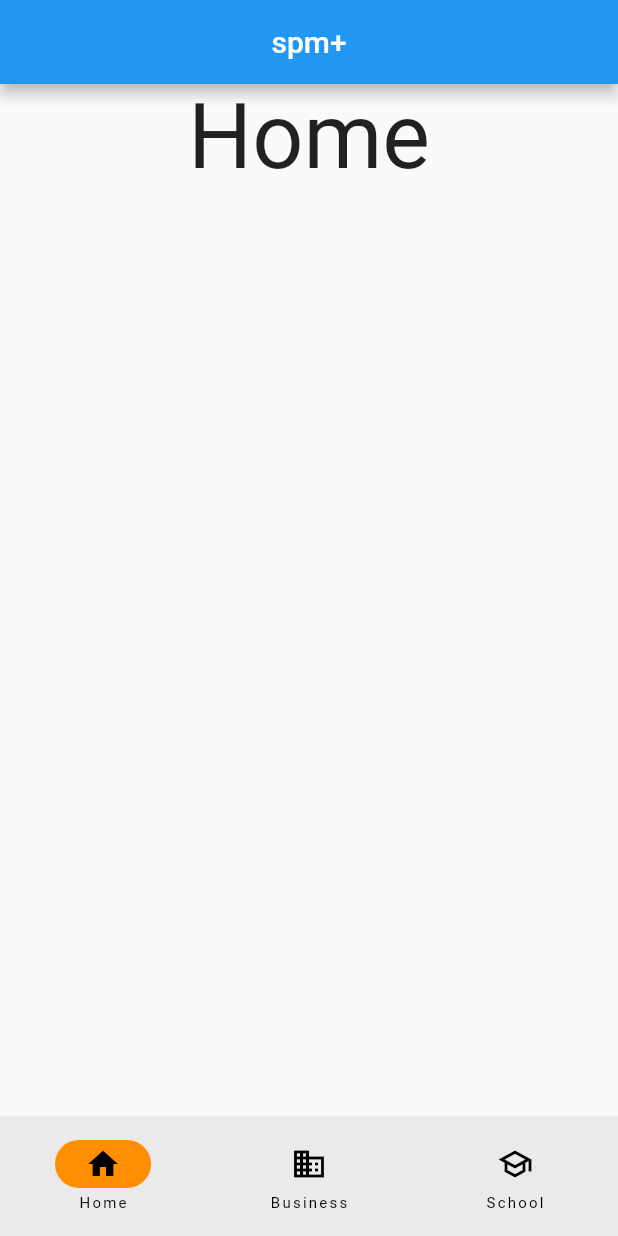
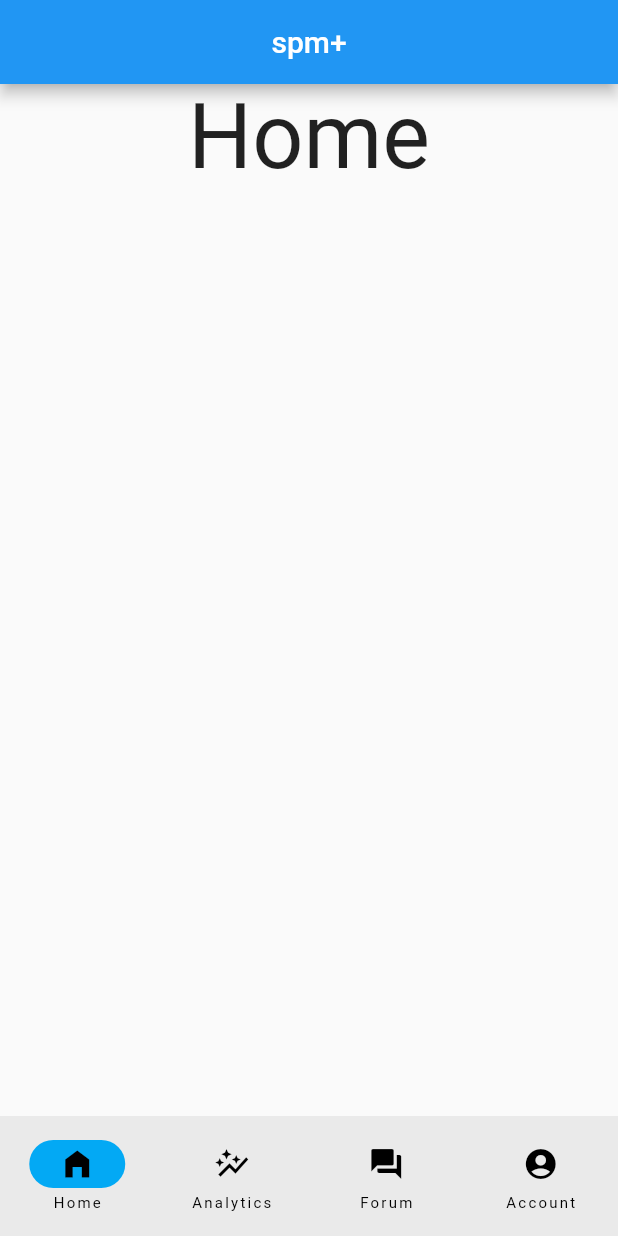
Before and after one commit to YIsheng2002/spm-, a Flutter app: the screen it shows after launch, on a phone screen of 412 x 824 dp. Run offline on Flutter 3.47's test engine with Material 2 defaults, Android fonts, the phone set to English and light mode, and no system bars; our stand-ins replace go_router.

Commit message:
update the icon and the label

```diff
--- a/lib/main.dart
+++ b/lib/main.dart
@@ -46,22 +46,27 @@ class _MyAppState extends State<MyApp> {
       ),
       bottomNavigationBar: NavigationBar(
         onDestinationSelected: _onItemTapped,
-        indicatorColor: Colors.amber[800],
+        indicatorColor: Colors.lightBlue,
         selectedIndex: _selectedIndex,
         destinations: const <Widget>[
           NavigationDestination(
-            selectedIcon: Icon(Icons.home),
+            selectedIcon: Icon(Icons.home_filled),
             icon: Icon(Icons.home_outlined),
             label: 'Home',
           ),
           NavigationDestination(
-            icon: Icon(Icons.business),
-            label: 'Business',
+            icon: Icon(Icons.auto_graph),
+            label: 'Analytics',
           ),
           NavigationDestination(
-            selectedIcon: Icon(Icons.school),
-            icon: Icon(Icons.school_outlined),
-            label: 'School',
+
+            icon: Icon(Icons.forum),
+            label: 'Forum',
+          ),
+          NavigationDestination(
+
+            icon: Icon(Icons.account_circle_rounded),
+            label: 'Account',
           ),
         ],
       ),
```
